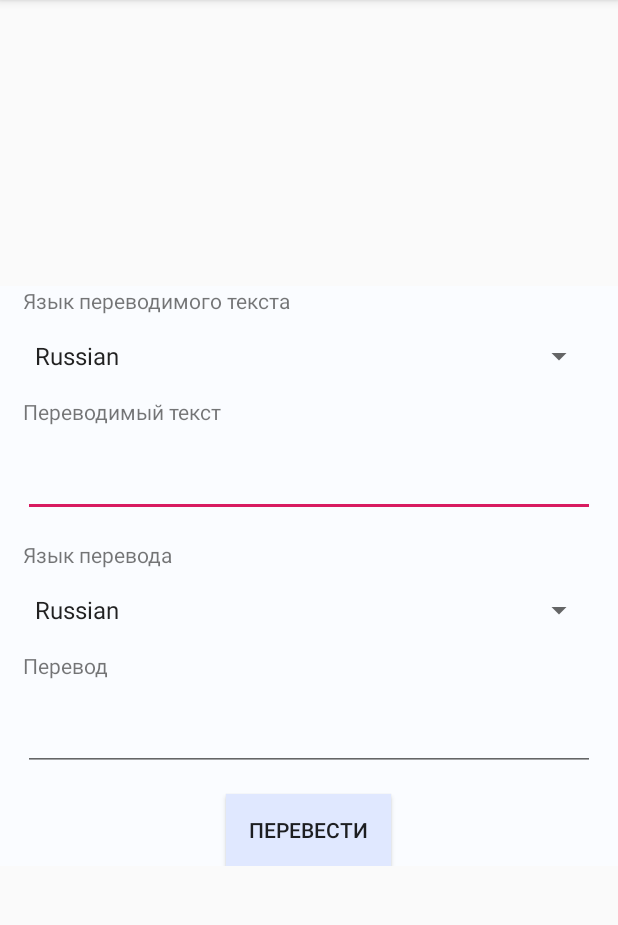
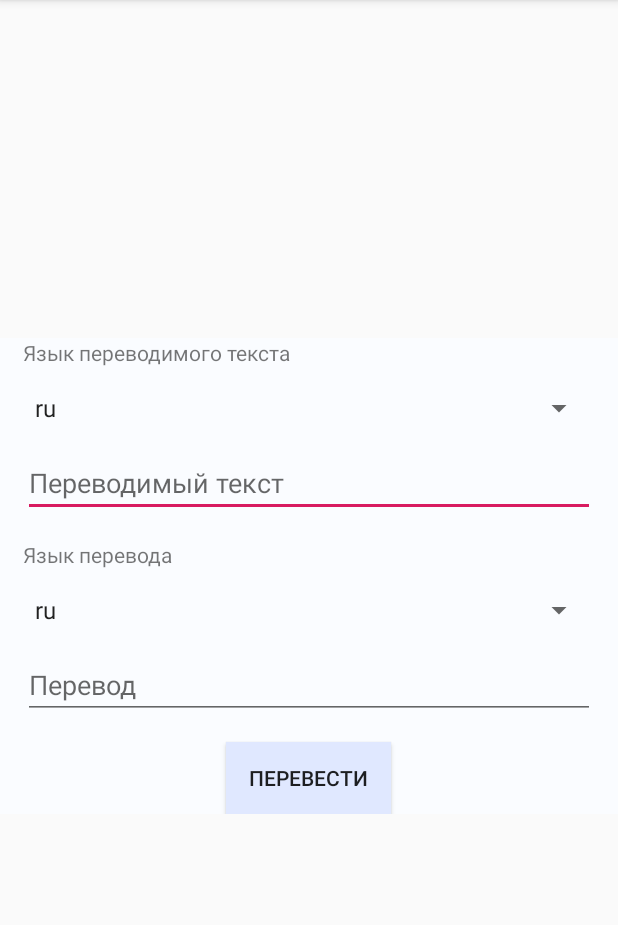
Before and after one commit to eldarian-1/android, an Android app: the screen it shows after launch (MainActivity), after a tap on "ПЕРЕВЕСТИ", on a phone screen of 412 x 824 dp, the part 84-1009 px from its top. Run offline under Robolectric (Android 15) with nearby library versions, the phone set to English and light mode, and no system bars.

Commit message:
26.02.2020

```diff
--- a/app/build.gradle
+++ b/app/build.gradle
@@ -26,4 +26,5 @@ dependencies {
     testImplementation 'junit:junit:4.12'
     androidTestImplementation 'androidx.test.ext:junit:1.1.1'
     androidTestImplementation 'androidx.test.espresso:espresso-core:3.2.0'
+    implementation 'com.android.support:recyclerview-v7:28.0.0'
 }
--- a/app/src/main/java/com/eldarian/translator/LangAdapter.java
+++ /dev/null
@@ -1,10 +0,0 @@
-package com.eldarian.translator;
-
-
-import android.widget.SpinnerAdapter;
-
-public class LangAdapter extends SpinnerAdapter {
-
-
-
-}
--- a/app/src/main/java/com/eldarian/translator/MainActivity.java
+++ b/app/src/main/java/com/eldarian/translator/MainActivity.java
@@ -4,22 +4,27 @@ import androidx.annotation.NonNull;
 import androidx.appcompat.app.AppCompatActivity;
 
 import android.content.Intent;
+import android.os.AsyncTask;
 import android.os.Bundle;
 import android.view.Menu;
 import android.view.MenuItem;
 import android.view.View;
 import android.widget.AdapterView;
-import android.widget.ArrayAdapter;
 import android.widget.Button;
 import android.widget.EditText;
 import android.widget.Spinner;
 import android.widget.Toast;
 
+import org.json.JSONException;
+import org.json.JSONObject;
+
+import java.io.BufferedReader;
 import java.io.IOException;
-import java.net.HttpURLConnection;
+import java.io.InputStreamReader;
 import java.net.MalformedURLException;
-import java.net.ProtocolException;
 import java.net.URL;
+
+import javax.net.ssl.HttpsURLConnection;
 
 public class MainActivity extends AppCompatActivity implements  AdapterView.OnItemSelectedListener, View.OnClickListener {
 
@@ -34,16 +39,16 @@ public class MainActivity extends AppCompatActivity implements  AdapterView.OnIt
         super.onCreate(savedInstanceState);
         setContentView(R.layout.activity_main);
 
-        langOut = (Spinner)findViewById(R.id.lang_out);
-        langIn = (Spinner)findViewById(R.id.lang_in);
-        textOut = (EditText) findViewById(R.id.text_out);
-        textIn = (EditText) findViewById(R.id.text_in);
-        buttonGo = (Button)findViewById(R.id.button_go);
+        langOut = findViewById(R.id.lang_out);
+        langIn = findViewById(R.id.lang_in);
+        textOut = findViewById(R.id.text_out);
+        textIn = findViewById(R.id.text_in);
+        buttonGo = findViewById(R.id.button_go);
 
         langOut.setOnItemSelectedListener(this);
         langIn.setOnItemSelectedListener(this);
 
-        Spinner spinner = (Spinner) findViewById(R.id.lang_out);
+        Spinner spinner = findViewById(R.id.lang_out);
         String selected = spinner.getSelectedItem().toString();
         Toast.makeText(getApplicationContext(), selected, Toast.LENGTH_SHORT).show();
 
@@ -73,30 +78,7 @@ public class MainActivity extends AppCompatActivity implements  AdapterView.OnIt
     public void onClick(View v) {
         switch(v.getId()){
             case R.id.button_go:{
-                String[] choose = getResources().getStringArray(R.array.lang_code);
-
-                String query = Translator.API_URI + "?";
-                query += "key=" + Translator.API_KEY + "&";
-                query += "text=" + textOut.getText().toString() + "&";
-                query += "lang=" + choose[langOut.getSelectedItemPosition()] + "-" + choose[langIn.getSelectedItemPosition()] + "&";
-                query += "format=plain";
-
-                try {
-                    URL url = new URL(query);
-                    HttpURLConnection c = (HttpURLConnection)url.openConnection();
-                    c.setRequestMethod("GET");
-                    c.setReadTimeout(20000);
-                    c.connect();
-
-                } catch (MalformedURLException e) {
-                    e.printStackTrace();
-                } catch (ProtocolException e) {
-                    e.printStackTrace();
-                } catch (IOException e) {
-                    e.printStackTrace();
-                }
-
-                Toast.makeText(getApplicationContext(), "Ваш выбор: " + choose[langOut.getSelectedItemPosition()], Toast.LENGTH_SHORT).show();
+                new TranslateTask().execute();
                 break;
             }
         }
@@ -123,4 +105,61 @@ public class MainActivity extends AppCompatActivity implements  AdapterView.OnIt
     @Override
     public void onNothingSelected(AdapterView<?> parent) {
     }
+
+    private class TranslateTask extends AsyncTask<Void, Void, String> {
+
+        private String query;
+
+        public TranslateTask() {
+            String[] choose = getResources().getStringArray(R.array.lang_code);
+            query = Translator.API_URI + "?";
+            query += "key=" + Translator.API_KEY + "&";
+            query += "text=" + textOut.getText().toString() + "&";
+            query += "lang=" + choose[langOut.getSelectedItemPosition()] + "-" + choose[langIn.getSelectedItemPosition()] + "&";
+            query += "format=plain";
+        }
+
+        @Override
+        protected String doInBackground(Void... voids) {
+            String content = getContent(query);
+            return content;
+        }
+
+        protected void onPostExecute(String content) {
+            try {
+                JSONObject json = new JSONObject(content);
+                System.out.println(json.toString());
+                String temp = json.getJSONObject("text").toString();
+                System.out.println(temp);
+                textIn.setText(temp);
+                System.out.println(content);
+            } catch (JSONException e) {
+                e.printStackTrace();
+            }
+        }
+
+        private String getContent(String path) {
+            try {
+                URL url = new URL(path);
+                HttpsURLConnection c = (HttpsURLConnection) url.openConnection();
+                c.setRequestMethod("GET");
+                c.setReadTimeout(20000);
+                c.connect();
+                BufferedReader reader = new BufferedReader(new InputStreamReader(c.getInputStream()));
+                String content = "";
+                String line = "";
+                while ((line = reader.readLine()) != null) {
+                    content += line + "\n";
+                }
+                System.out.println(content);
+                return content;
+            } catch (MalformedURLException e) {
+                e.printStackTrace();
+            } catch (IOException e) {
+                e.printStackTrace();
+            }
+            return "";
+        }
+
+    }
 }
--- a/app/src/main/res/layout/activity_main.xml
+++ b/app/src/main/res/layout/activity_main.xml
@@ -16,7 +16,7 @@
         android:id="@+id/text_lang_out"
         android:layout_width="match_parent"
         android:layout_height="wrap_content"
-        android:text="Язык переводимого текста"/>
+        android:text="@string/text_lang_out"/>
 
     <Spinner
         android:id="@+id/lang_out"
@@ -25,25 +25,19 @@
         android:layout_height="wrap_content"
         android:layout_marginTop="15dp"/>
 
-    <TextView
-        android:id="@+id/text_text_out"
-        android:layout_width="match_parent"
-        android:layout_height="wrap_content"
-        android:text="Переводимый текст"
-        android:layout_marginTop="15dp"/>
-
     <EditText
         android:id="@+id/text_out"
         android:layout_width="match_parent"
         android:layout_height="wrap_content"
         android:inputType="textLongMessage"
+        android:hint="@string/text_out"
         android:layout_marginTop="15dp"/>
 
     <TextView
         android:id="@+id/text_lang_in"
         android:layout_width="match_parent"
         android:layout_height="wrap_content"
-        android:text="Язык перевода"
+        android:text="@string/text_lang_in"
         android:layout_marginTop="15dp"/>
 
     <Spinner
@@ -53,17 +47,11 @@
         android:layout_height="wrap_content"
         android:layout_marginTop="15dp"/>
 
-    <TextView
-        android:id="@+id/text_text_in"
-        android:layout_width="match_parent"
-        android:layout_height="wrap_content"
-        android:text="Перевод"
-        android:layout_marginTop="15dp"/>
-
     <EditText
         android:id="@+id/text_in"
         android:layout_width="match_parent"
         android:layout_height="wrap_content"
+        android:hint="@string/text_in"
         android:layout_marginTop="15dp"/>
 
     <Button
@@ -71,7 +59,7 @@
         android:layout_width="wrap_content"
         android:layout_height="wrap_content"
         android:layout_gravity="center_horizontal"
-        android:text="Перевести"
+        android:text="@string/button_go"
         android:paddingHorizontal="15dp"
         android:shadowDx="@android:integer/config_shortAnimTime"
         android:shadowDy="@android:integer/config_shortAnimTime"
--- a/app/src/main/res/layout/activity_story.xml
+++ b/app/src/main/res/layout/activity_story.xml
@@ -6,9 +6,10 @@
     android:layout_width="match_parent"
     android:layout_height="match_parent">
 
-    <view
-        class="androidx.appcompat.app.AlertController$RecycleListView"
+    <android.support.v7.widget.RecyclerView
+        xmlns:tools="http://schemas.android.com/tools"
         android:layout_width="match_parent"
-        android:layout_height="match_parent" />
+        android:layout_height="match_parent"
+        tools:listitem="@layout/item_stories" />
 
 </LinearLayout>
--- a/app/src/main/res/values/strings.xml
+++ b/app/src/main/res/values/strings.xml
@@ -1,12 +1,16 @@
 <resources>
+
     <string name="app_name">Translator</string>
 
+    <string name="text_lang_out">Язык переводимого текста</string>
+    <string name="text_out">Переводимый текст</string>
+    <string name="text_lang_in">Язык перевода</string>
+    <string name="text_in">Перевод</string>
+    <string name="button_go">Перевести</string>
+
     <string-array name="lang_code">
-        <item name="ru">Russian</item>
-        <item name="uk">Ukraine</item>
-        <item name="bl">Belarus</item>
-        <item name="en">English</item>
-        <item name="de">Deutche</item>
+        <item name="ru">ru</item>
+        <item name="en">en</item>
     </string-array>
 
 </resources>
```
Also changed, not shown: gradle.properties (line endings or trailing spaces).
